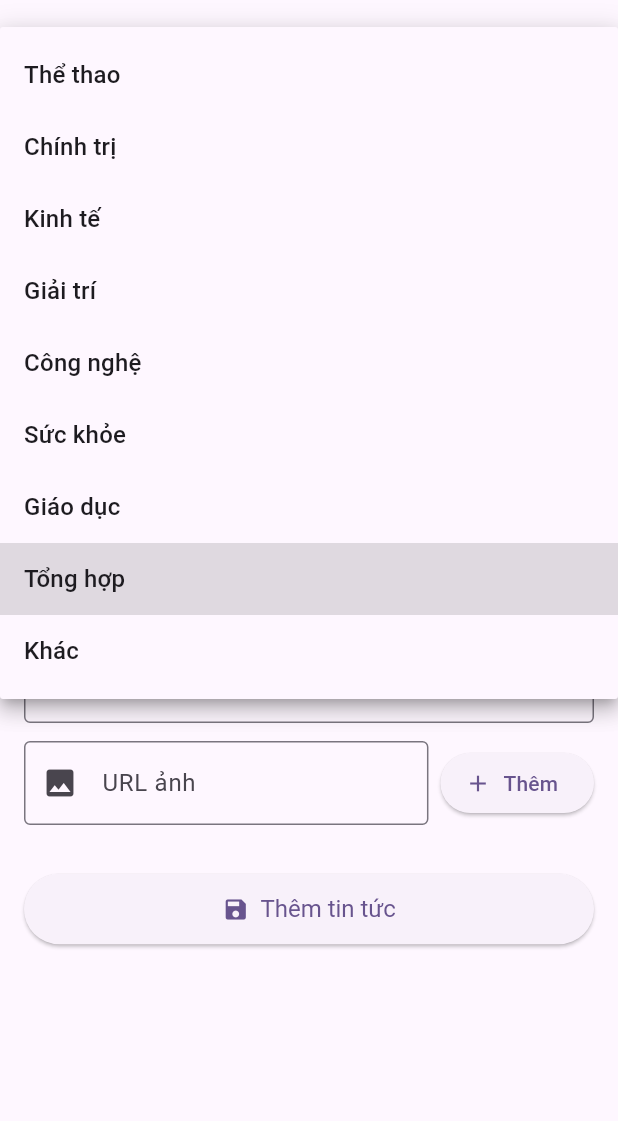
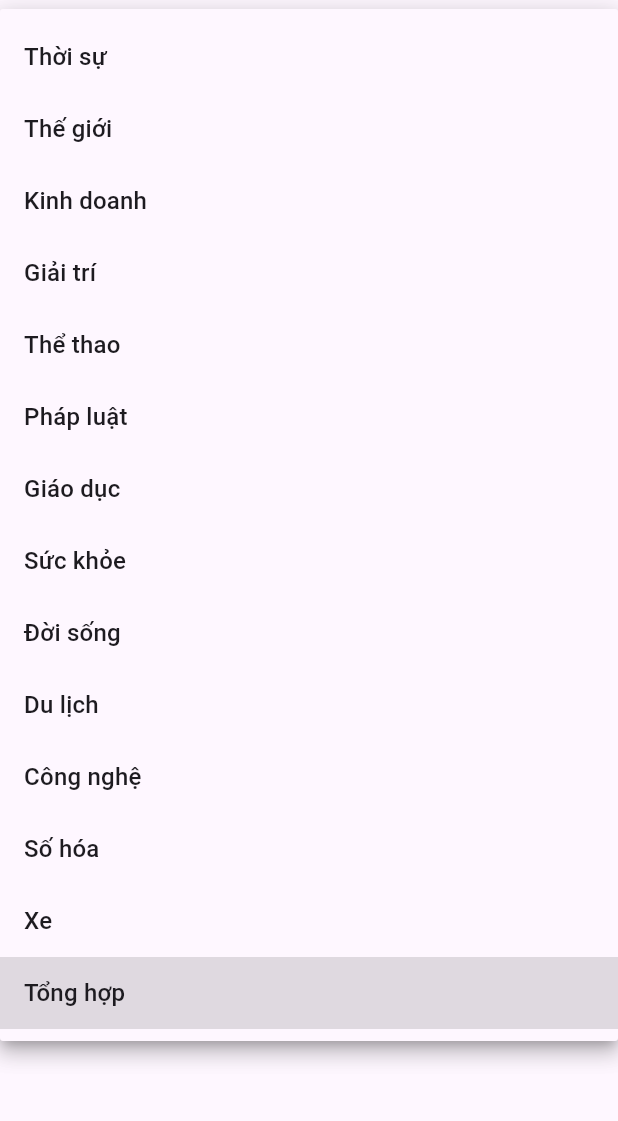
Before and after one commit to longthien123/news_ai_app, a Flutter app: the AddNewsPage screen opened by its route, after a tap on "Tổng hợp", on a phone screen of 412 x 824 dp, the part 63-1184 px from its top. Run offline on Flutter 3.47's test engine with Material 3 defaults, Android fonts, the phone set to English and light mode, and no system bars; our stand-ins replace cloud_firestore, equatable, firebase_auth, firebase_core, firebase_messaging, firebase_storage and 10 more; missing offline and left inert: dart_rss; accounts and stored records are empty.

Commit message:
update/admin/RSS_news/update_category

```diff
--- a/lib/features/admin/data/datasources/remote/rss_news_service.dart
+++ b/lib/features/admin/data/datasources/remote/rss_news_service.dart
@@ -17,6 +17,8 @@ class RssNewsService {
   static const List<String> proxies = [
     'https://corsproxy.io/?',
     'https://api.allorigins.win/raw?url=',
+    'https://thingproxy.freeboard.io/fetch/', // Proxy mới
+    'https://cors.eu.org/',
     'https://api.codetabs.com/v1/proxy?quest=',
   ];
 
--- a/lib/features/admin/data/models/external_news_model.dart
+++ b/lib/features/admin/data/models/external_news_model.dart
@@ -98,33 +98,33 @@ class ExternalNewsModel {
       'content':
           description, // ✅ Dùng trực tiếp description (đã có nội dung hoặc lỗi từ webhook)
       'imageUrls': [if (urlToImage.isNotEmpty) urlToImage],
-      'category': _mapCategory(category),
+      'category': category == 'Tất cả' ? 'Tổng hợp' : category,
       'source': overrideSource ?? source,
     };
   }
 
-  String _mapCategory(String category) {
-    final categoryMap = {
-      'tất cả': 'Tổng hợp',
-      'thời sự': 'Chính trị',
-      'thế giới': 'Khác',
-      'kinh doanh': 'Kinh tế',
-      'kinh tế': 'Kinh tế',
-      'giải trí': 'Giải trí',
-      'thể thao': 'Thể thao',
-      'công nghệ': 'Công nghệ',
-      'số hóa': 'Công nghệ',
-      'sức khỏe': 'Sức khỏe',
-      'giáo dục': 'Giáo dục',
-      'pháp luật': 'Chính trị',
-      'đời sống': 'Tổng hợp',
-      'du lịch': 'Tổng hợp',
-      'xe': 'Khác',
-      'xã hội': 'Tổng hợp',
-      'văn hóa': 'Tổng hợp',
-    };
+  // String _mapCategory(String category) {
+  //   final categoryMap = {
+  //     'tất cả': 'Tổng hợp',
+  //     'thời sự': 'Chính trị',
+  //     'thế giới': 'Khác',
+  //     'kinh doanh': 'Kinh tế',
+  //     'kinh tế': 'Kinh tế',
+  //     'giải trí': 'Giải trí',
+  //     'thể thao': 'Thể thao',
+  //     'công nghệ': 'Công nghệ',
+  //     'số hóa': 'Công nghệ',
+  //     'sức khỏe': 'Sức khỏe',
+  //     'giáo dục': 'Giáo dục',
+  //     'pháp luật': 'Chính trị',
+  //     'đời sống': 'Tổng hợp',
+  //     'du lịch': 'Tổng hợp',
+  //     'xe': 'Khác',
+  //     'xã hội': 'Tổng hợp',
+  //     'văn hóa': 'Tổng hợp',
+  //   };
 
-    final lowerCategory = category.toLowerCase();
-    return categoryMap[lowerCategory] ?? 'Tổng hợp';
-  }
+  //   final lowerCategory = category.toLowerCase();
+  //   return categoryMap[lowerCategory] ?? 'Tổng hợp';
+  // }
 }
--- a/lib/features/admin/presentation/pages/add_news_page.dart
+++ b/lib/features/admin/presentation/pages/add_news_page.dart
@@ -21,15 +21,20 @@ class _AddNewsPageState extends State<AddNewsPage> {
   String _selectedCategory = 'Tổng hợp';
 
   final List<String> _categories = [
+    'Thời sự',
+    'Thế giới',
+    'Kinh doanh',
+    'Giải trí',
     'Thể thao',
-    'Chính trị',
-    'Kinh tế',
-    'Giải trí',
+    'Pháp luật',
+    'Giáo dục',
+    'Sức khỏe',
+    'Đời sống',
+    'Du lịch',
     'Công nghệ',
-    'Sức khỏe',
-    'Giáo dục',
+    'Số hóa',
+    'Xe',
     'Tổng hợp',
-    'Khác',
   ];
 
   @override
--- a/lib/features/admin/presentation/pages/news_management_page.dart
+++ b/lib/features/admin/presentation/pages/news_management_page.dart
@@ -15,15 +15,22 @@ class _NewsManagementPageState extends State<NewsManagementPage> {
 
   final List<String> _categories = [
     'all',
-    'Thể thao',
+    'Thời sự',
     'Chính trị',
     'Kinh tế',
+    'Thế giới',
+    'Kinh doanh',
     'Giải trí',
+    'Thể thao',
+    'Pháp luật',
+    'Giáo dục',
+    'Sức khỏe',
+    'Đời sống',
+    'Du lịch',
     'Công nghệ',
-    'Sức khỏe',
-    'Giáo dục',
+    'Số hóa',
+    'Xe',
     'Tổng hợp',
-    'Khác',
   ];
 
   @override
--- a/lib/features/admin/presentation/widgets/rss_picker_dialog.dart
+++ b/lib/features/admin/presentation/widgets/rss_picker_dialog.dart
@@ -398,7 +398,7 @@ class _RssPickerDialogState extends State<RssPickerDialog> {
             child: Column(
               children: [
                 Text(
-                  '⏱️ Thời gian ước tính: 5-15 giây',
+                  '⏱️ Thời gian ước tính: 5-30 giây',
                   style: TextStyle(fontSize: 13, color: Colors.blue[700]),
                 ),
                 const SizedBox(height: 4),
```
Also changed, not shown: assets/rss_sources.json (+0 -130 lines).
